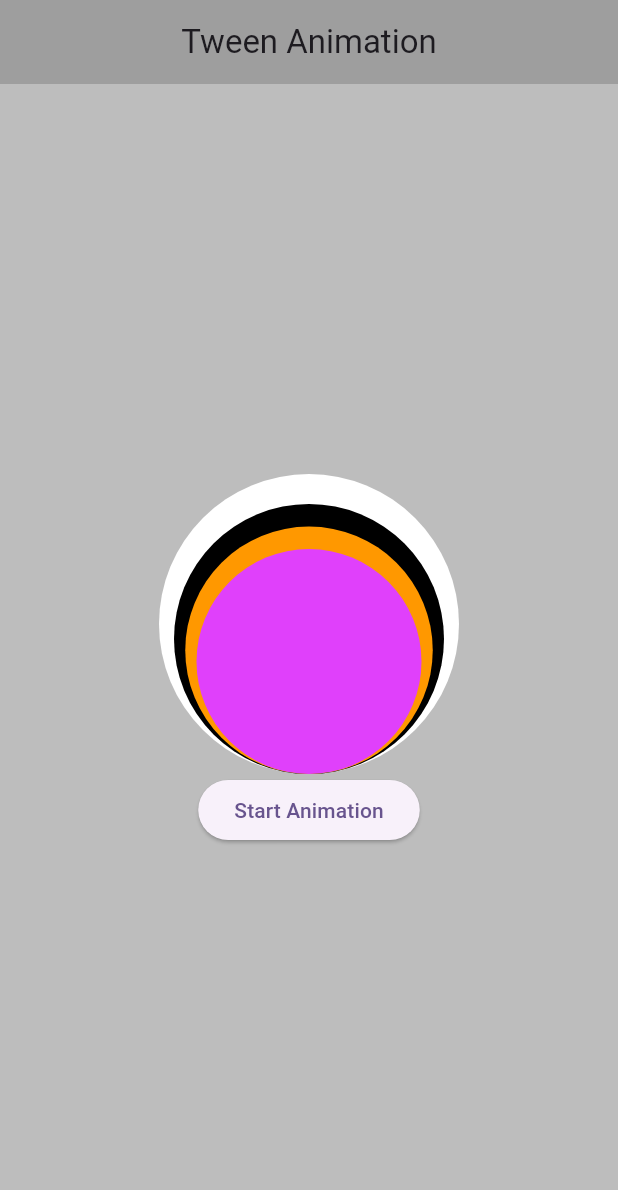
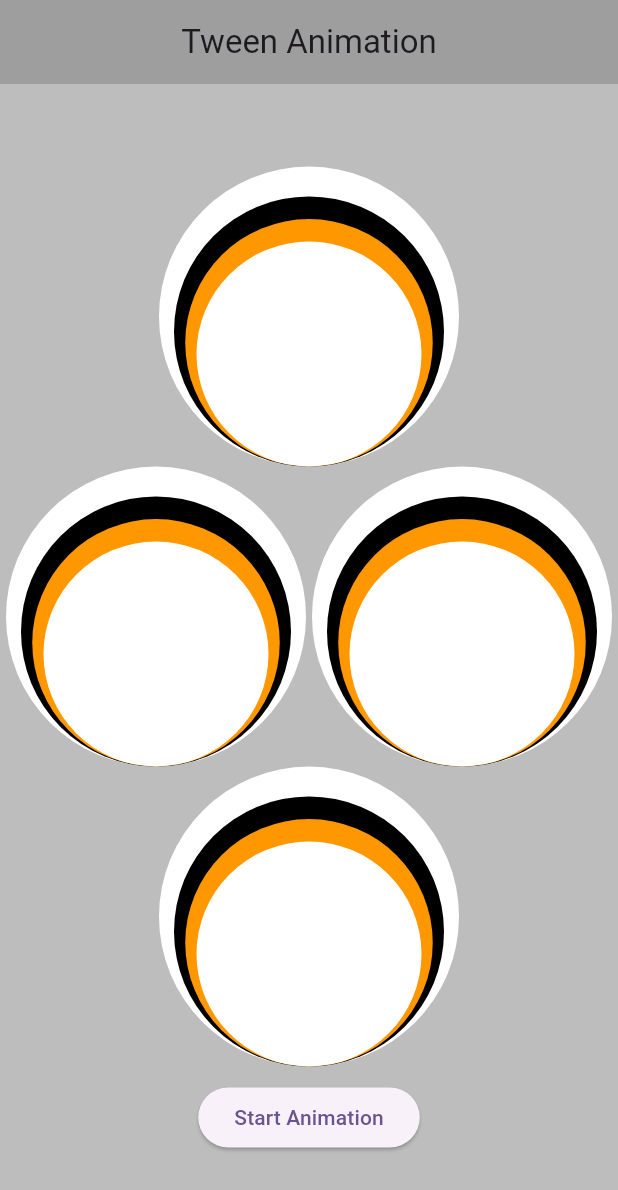
Before and after one commit to iasfnd137/flutter_tween_animation, a Flutter app: the screen it shows after launch, on a phone screen of 412 x 824 dp. Shown: the top 1190 px of the screen. Run offline on Flutter 3.47's test engine with Material 2 defaults, Android fonts, the phone set to English and light mode, and no system bars.

Commit message:
flutter tween animation with button click

```diff
--- a/lib/my_home_page.dart
+++ b/lib/my_home_page.dart
@@ -37,7 +37,7 @@ class _MyHomePageState extends State<MyHomePage> with SingleTickerProviderStateM
     colorAnimation = ColorTween(begin: Colors.black , end:  Colors.white).animate(animationController);
     colorAnimation2 = ColorTween(begin: Colors.red , end:  Colors.black).animate(animationController);
     colorAnimation3 = ColorTween(begin: Colors.yellow , end:  Colors.orange).animate(animationController);
-    colorAnimation4 = ColorTween(begin: Colors.purple , end:  Colors.purpleAccent).animate(animationController);
+    colorAnimation4 = ColorTween(begin: Colors.green , end:  Colors.white).animate(animationController);
     animationController.addListener(() {
       print(animation.value);
       setState(() {
@@ -62,6 +62,140 @@ class _MyHomePageState extends State<MyHomePage> with SingleTickerProviderStateM
           mainAxisAlignment: MainAxisAlignment.center,
           crossAxisAlignment: CrossAxisAlignment.center,
           children: [
+            Stack(
+                children:[
+                  Container(
+                    width: animation.value,
+                    height: animation.value,
+                    decoration: BoxDecoration(shape: BoxShape.circle,color: colorAnimation.value,),
+                  ),
+                  Positioned(
+                    left: 0,
+                    right: 0,
+                    top: 20,
+                    bottom: 0,
+                    child: Container(
+                      width: animation2.value,
+                      height: animation2.value,
+                      decoration: BoxDecoration(shape: BoxShape.circle,color: colorAnimation2.value,),
+                    ),
+                  ),
+                  Positioned(
+                    left: 0,
+                    right: 0,
+                    top: 35,
+                    bottom: 0,
+                    child: Container(
+                      width: animation3.value,
+                      height: animation3.value,
+                      decoration: BoxDecoration(shape: BoxShape.circle,color: colorAnimation3.value,),
+                    ),
+                  ),
+
+                  Positioned(
+                    left: 0,
+                    right: 0,
+                    top: 50,
+                    bottom: 0,
+                    child: Container(
+                      width: animation4.value,
+                      height: animation4.value,
+                      decoration: BoxDecoration(shape: BoxShape.circle,color: colorAnimation4.value,),
+                    ),
+                  ),
+                ]
+            ),
+            Row(
+              mainAxisAlignment: MainAxisAlignment.spaceEvenly,
+              children: [
+                Stack(
+                    children:[
+                      Container(
+                        width: animation.value,
+                        height: animation.value,
+                        decoration: BoxDecoration(shape: BoxShape.circle,color: colorAnimation.value,),
+                      ),
+                      Positioned(
+                        left: 0,
+                        right: 0,
+                        top: 20,
+                        bottom: 0,
+                        child: Container(
+                          width: animation2.value,
+                          height: animation2.value,
+                          decoration: BoxDecoration(shape: BoxShape.circle,color: colorAnimation2.value,),
+                        ),
+                      ),
+                      Positioned(
+                        left: 0,
+                        right: 0,
+                        top: 35,
+                        bottom: 0,
+                        child: Container(
+                          width: animation3.value,
+                          height: animation3.value,
+                          decoration: BoxDecoration(shape: BoxShape.circle,color: colorAnimation3.value,),
+                        ),
+                      ),
+
+                      Positioned(
+                        left: 0,
+                        right: 0,
+                        top: 50,
+                        bottom: 0,
+                        child: Container(
+                          width: animation4.value,
+                          height: animation4.value,
+                          decoration: BoxDecoration(shape: BoxShape.circle,color: colorAnimation4.value,),
+                        ),
+                      ),
+                    ]
+                ),
+                Stack(
+                    children:[
+                      Container(
+                        width: animation.value,
+                        height: animation.value,
+                        decoration: BoxDecoration(shape: BoxShape.circle,color: colorAnimation.value,),
+                      ),
+                      Positioned(
+                        left: 0,
+                        right: 0,
+                        top: 20,
+                        bottom: 0,
+                        child: Container(
+                          width: animation2.value,
+                          height: animation2.value,
+                          decoration: BoxDecoration(shape: BoxShape.circle,color: colorAnimation2.value,),
+                        ),
+                      ),
+                      Positioned(
+                        left: 0,
+                        right: 0,
+                        top: 35,
+                        bottom: 0,
+                        child: Container(
+                          width: animation3.value,
+                          height: animation3.value,
+                          decoration: BoxDecoration(shape: BoxShape.circle,color: colorAnimation3.value,),
+                        ),
+                      ),
+
+                      Positioned(
+                        left: 0,
+                        right: 0,
+                        top: 50,
+                        bottom: 0,
+                        child: Container(
+                          width: animation4.value,
+                          height: animation4.value,
+                          decoration: BoxDecoration(shape: BoxShape.circle,color: colorAnimation4.value,),
+                        ),
+                      ),
+                    ]
+                ),
+              ],
+            ),
             Stack(
               children:[
                 Container(
@@ -105,6 +239,7 @@ class _MyHomePageState extends State<MyHomePage> with SingleTickerProviderStateM
                 ),
               ]
             ),
+            SizedBox(height: 10,),
             ElevatedButton(onPressed: (){
               toggleAnimation();
             },  child: Text(_isAnimating ? 'Stop Animation' : 'Start Animation'), )
```
